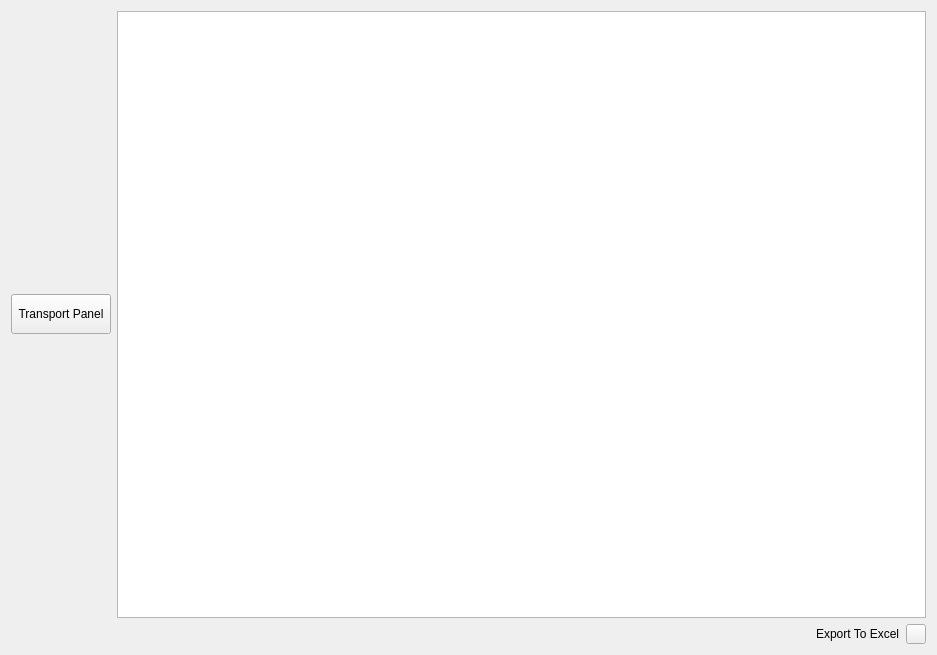
This is ui/results_tab.ui in AliTavakoliNiya/GriinPower as Qt 5 draws it before an edit. The edited form follows.
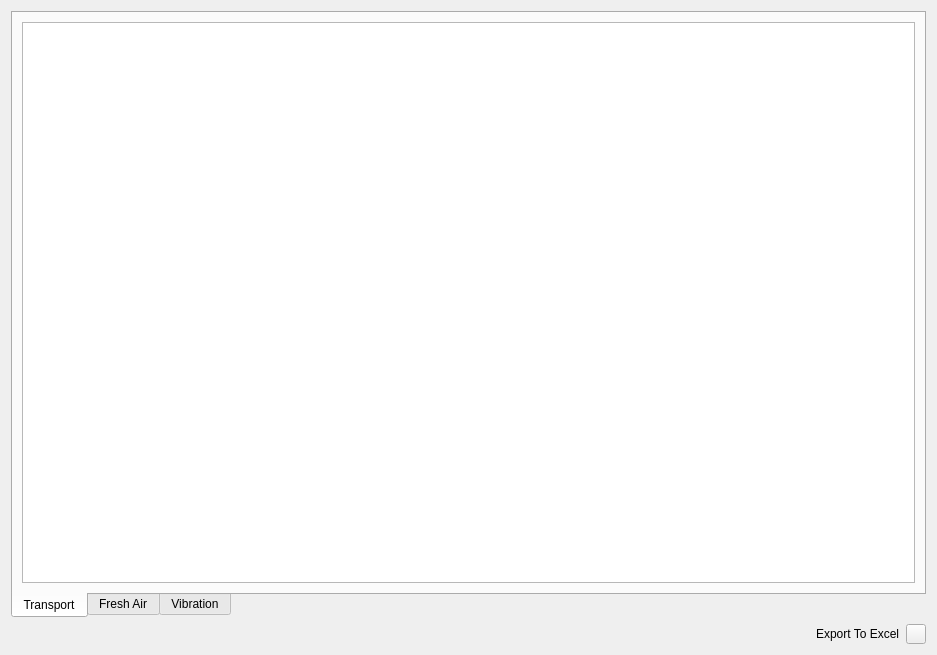
This is the edited form. Icons and pictures are not drawn.

Commit message: add vibration panel

What changed in the file:
```diff
--- a/ui/results_tab.ui
+++ b/ui/results_tab.ui
@@ -16,38 +16,73 @@
   <property name="styleSheet">
    <string notr="true"/>
   </property>
-  <layout class="QVBoxLayout" name="verticalLayout">
-   <item>
+  <layout class="QGridLayout" name="gridLayout">
+   <item row="0" column="0">
     <layout class="QHBoxLayout" name="horizontalLayout">
      <item>
-      <widget class="QPushButton" name="transport_panel_btn">
-       <property name="minimumSize">
-        <size>
-         <width>100</width>
-         <height>40</height>
-        </size>
+      <widget class="QTabWidget" name="tabWidget">
+       <property name="tabPosition">
+        <enum>QTabWidget::South</enum>
        </property>
-       <property name="styleSheet">
-        <string notr="true"/>
+       <property name="currentIndex">
+        <number>0</number>
        </property>
-       <property name="text">
-        <string>Transport Panel</string>
-       </property>
-      </widget>
-     </item>
-     <item>
-      <widget class="QTableView" name="result_table">
-       <attribute name="horizontalHeaderCascadingSectionResizes">
-        <bool>true</bool>
-       </attribute>
-       <attribute name="verticalHeaderCascadingSectionResizes">
-        <bool>true</bool>
-       </attribute>
+       <widget class="QWidget" name="transport_tab">
+        <attribute name="title">
+         <string>Transport</string>
+        </attribute>
+        <layout class="QGridLayout" name="gridLayout_2">
+         <item row="0" column="0">
+          <widget class="QTableView" name="transport_panel_table">
+           <attribute name="horizontalHeaderCascadingSectionResizes">
+            <bool>true</bool>
+           </attribute>
+           <attribute name="verticalHeaderCascadingSectionResizes">
+            <bool>true</bool>
+           </attribute>
+          </widget>
+         </item>
+        </layout>
+       </widget>
+       <widget class="QWidget" name="fresh_air_tab">
+        <attribute name="title">
+         <string>Fresh Air</string>
+        </attribute>
+        <layout class="QGridLayout" name="gridLayout_3">
+         <item row="0" column="0">
+          <widget class="QTableView" name="fresh_air_panel_table">
+           <attribute name="horizontalHeaderCascadingSectionResizes">
+            <bool>true</bool>
+           </attribute>
+           <attribute name="verticalHeaderCascadingSectionResizes">
+            <bool>true</bool>
+           </attribute>
+          </widget>
+         </item>
+        </layout>
+       </widget>
+       <widget class="QWidget" name="vibration_tab">
+        <attribute name="title">
+         <string>Vibration</string>
+        </attribute>
+        <layout class="QGridLayout" name="gridLayout_4">
+         <item row="0" column="0">
+          <widget class="QTableView" name="vibration_panel_table">
+           <attribute name="horizontalHeaderCascadingSectionResizes">
+            <bool>true</bool>
+           </attribute>
+           <attribute name="verticalHeaderCascadingSectionResizes">
+            <bool>true</bool>
+           </attribute>
+          </widget>
+         </item>
+        </layout>
+       </widget>
       </widget>
      </item>
     </layout>
    </item>
-   <item>
+   <item row="1" column="0">
     <layout class="QHBoxLayout" name="horizontalLayout_2">
      <item alignment="Qt::AlignRight">
       <widget class="QLabel" name="label">
```
The commit also changes 7 other files.
